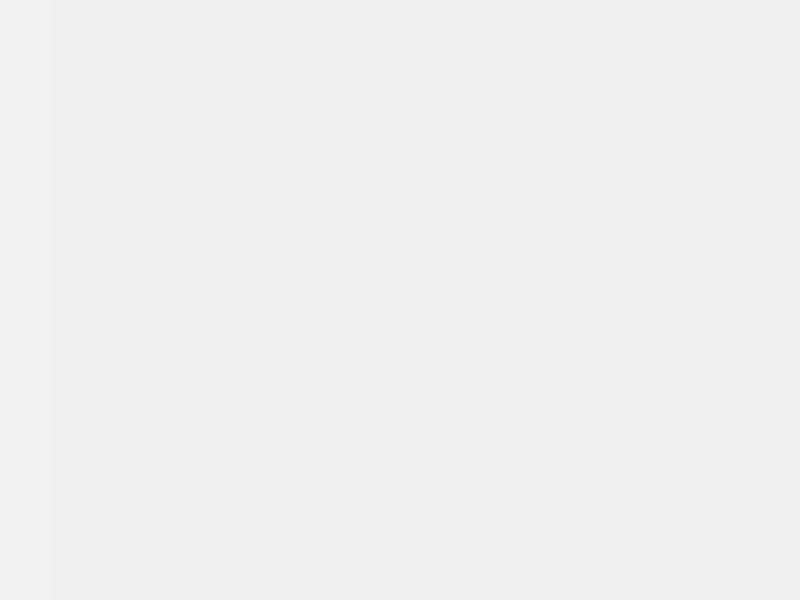
Before: the Qt Designer form ui/everyday.ui in Younger-Chan/everyday, drawn with Qt 5.
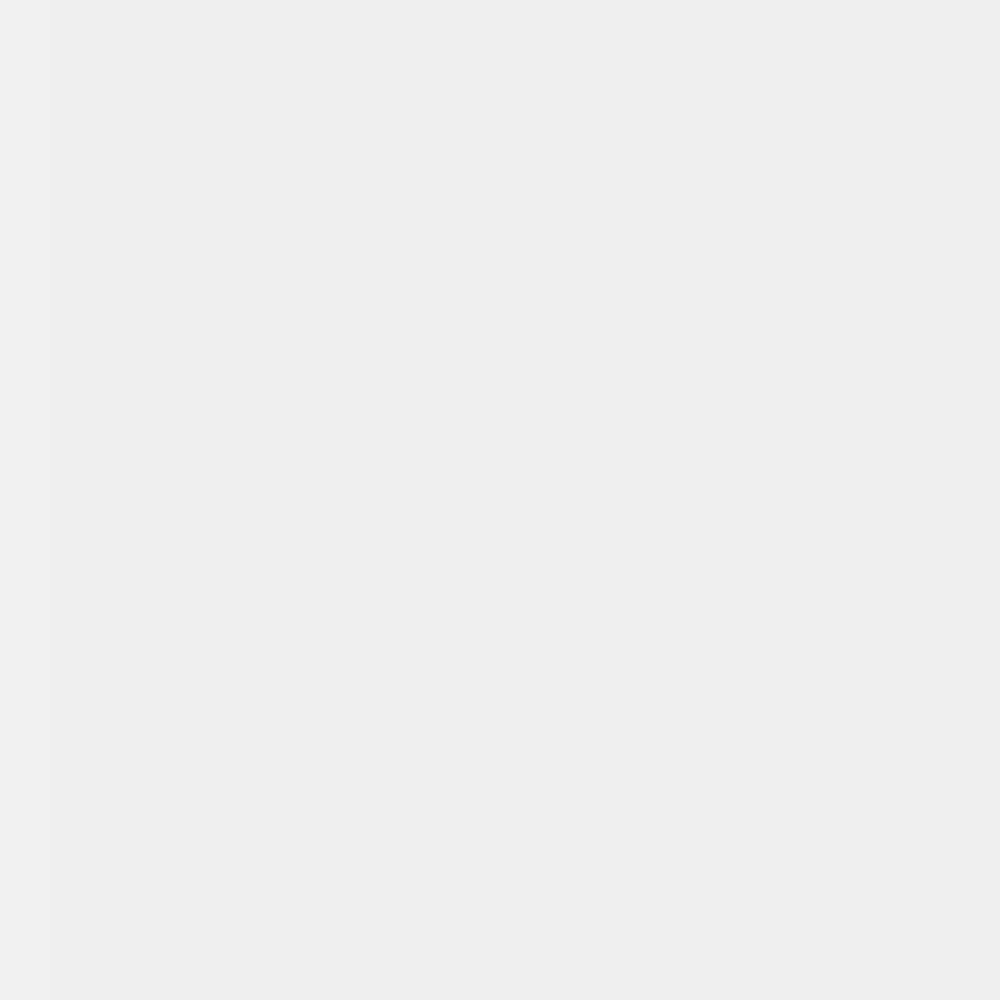
After: the same form once the commit is applied. Icons and pictures are not drawn. Custom widgets are drawn as their Qt base class.

Commit message: 修改部分布局样式

Patch:
```diff
--- a/ui/everyday.ui
+++ b/ui/everyday.ui
@@ -6,8 +6,8 @@
    <rect>
     <x>0</x>
     <y>0</y>
-    <width>800</width>
-    <height>600</height>
+    <width>1000</width>
+    <height>1000</height>
    </rect>
   </property>
   <property name="windowTitle">
```
Left out of the diff: 2 changed lines with no effect on the pictures. The commit also changes 3 other files.
